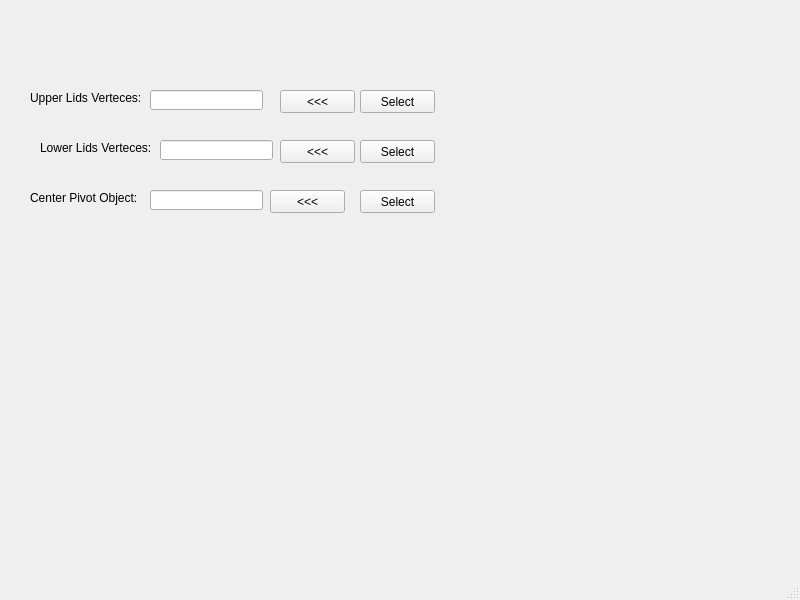
First picture: the form in rigging/eyelids/eyelids.ui, repository skarone/PipeL, before the edit.
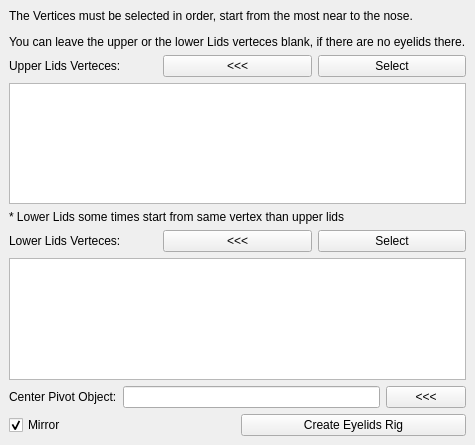
Second picture: the form after the edit.

Patch:
```diff
--- a/rigging/eyelids/eyelids.ui
+++ b/rigging/eyelids/eyelids.ui
@@ -6,173 +6,133 @@
    <rect>
     <x>0</x>
     <y>0</y>
-    <width>800</width>
-    <height>600</height>
+    <width>434</width>
+    <height>445</height>
    </rect>
   </property>
   <property name="windowTitle">
    <string>Eye Lids Rig Helper</string>
   </property>
   <widget class="QWidget" name="centralwidget">
+   <layout class="QVBoxLayout" name="verticalLayout">
+    <item>
+     <widget class="QLabel" name="label_4">
+      <property name="text">
+       <string>&lt;html&gt;&lt;head/&gt;&lt;body&gt;&lt;p&gt;The Vertices must be selected in order, start from the most near to the nose.&lt;/p&gt;&lt;p&gt;You can leave the upper or the lower Lids verteces blank, if there are no eyelids there.&lt;/p&gt;&lt;/body&gt;&lt;/html&gt;</string>
+      </property>
+     </widget>
+    </item>
+    <item>
+     <layout class="QHBoxLayout" name="horizontalLayout">
+      <item>
    <widget class="QLabel" name="label">
-    <property name="geometry">
-     <rect>
-      <x>30</x>
-      <y>90</y>
-      <width>121</width>
-      <height>16</height>
-     </rect>
-    </property>
     <property name="text">
      <string>Upper Lids Verteces:</string>
     </property>
    </widget>
+      </item>
+      <item>
+       <widget class="QPushButton" name="fillUpperLidsVerteces_btn">
+        <property name="text">
+         <string>&lt;&lt;&lt;</string>
+        </property>
+       </widget>
+      </item>
+      <item>
+       <widget class="QPushButton" name="selectUpperLids_btn">
+        <property name="text">
+         <string>Select</string>
+        </property>
+       </widget>
+      </item>
+     </layout>
+    </item>
+    <item>
+     <widget class="QListWidget" name="upperLidsVerteces_lw"/>
+    </item>
+    <item>
+     <widget class="QLabel" name="label_5">
+      <property name="text">
+       <string>* Lower Lids some times start from same vertex than upper lids</string>
+      </property>
+     </widget>
+    </item>
+    <item>
+     <layout class="QHBoxLayout" name="horizontalLayout_2">
+      <item>
    <widget class="QLabel" name="label_2">
-    <property name="geometry">
-     <rect>
-      <x>40</x>
-      <y>140</y>
-      <width>121</width>
-      <height>16</height>
-     </rect>
-    </property>
     <property name="text">
      <string>Lower Lids Verteces:</string>
     </property>
    </widget>
-   <widget class="QLineEdit" name="lineEdit">
-    <property name="geometry">
-     <rect>
-      <x>150</x>
-      <y>90</y>
-      <width>113</width>
-      <height>20</height>
-     </rect>
-    </property>
-   </widget>
-   <widget class="QLineEdit" name="lineEdit_2">
-    <property name="geometry">
-     <rect>
-      <x>160</x>
-      <y>140</y>
-      <width>113</width>
-      <height>20</height>
-     </rect>
-    </property>
-   </widget>
-   <widget class="QPushButton" name="pushButton">
-    <property name="geometry">
-     <rect>
-      <x>280</x>
-      <y>90</y>
-      <width>75</width>
-      <height>23</height>
-     </rect>
-    </property>
+      </item>
+      <item>
+       <widget class="QPushButton" name="fillLowerLidsVerteces_btn">
     <property name="text">
      <string>&lt;&lt;&lt;</string>
     </property>
    </widget>
-   <widget class="QPushButton" name="pushButton_2">
-    <property name="geometry">
-     <rect>
-      <x>280</x>
-      <y>140</y>
-      <width>75</width>
-      <height>23</height>
-     </rect>
-    </property>
+      </item>
+      <item>
+       <widget class="QPushButton" name="selectLowerLids_btn">
     <property name="text">
-     <string>&lt;&lt;&lt;</string>
-    </property>
-   </widget>
-   <widget class="QPushButton" name="pushButton_3">
-    <property name="geometry">
-     <rect>
-      <x>360</x>
-      <y>90</y>
-      <width>75</width>
-      <height>23</height>
-     </rect>
-    </property>
-    <property name="text">
      <string>Select</string>
     </property>
    </widget>
-   <widget class="QPushButton" name="pushButton_4">
-    <property name="geometry">
-     <rect>
-      <x>360</x>
-      <y>140</y>
-      <width>75</width>
-      <height>23</height>
-     </rect>
-    </property>
-    <property name="text">
-     <string>Select</string>
-    </property>
-   </widget>
+      </item>
+     </layout>
+    </item>
+    <item>
+     <widget class="QListWidget" name="lowerLidsVerteces_lw"/>
+    </item>
+    <item>
+     <layout class="QHBoxLayout" name="horizontalLayout_3">
+      <item>
    <widget class="QLabel" name="label_3">
-    <property name="geometry">
-     <rect>
-      <x>30</x>
-      <y>190</y>
-      <width>121</width>
-      <height>16</height>
-     </rect>
-    </property>
     <property name="text">
      <string>Center Pivot Object:</string>
     </property>
    </widget>
-   <widget class="QLineEdit" name="lineEdit_3">
-    <property name="geometry">
-     <rect>
-      <x>150</x>
-      <y>190</y>
-      <width>113</width>
-      <height>20</height>
-     </rect>
-    </property>
-   </widget>
-   <widget class="QPushButton" name="pushButton_5">
-    <property name="geometry">
-     <rect>
-      <x>270</x>
-      <y>190</y>
-      <width>75</width>
-      <height>23</height>
-     </rect>
-    </property>
+      </item>
+      <item>
+       <widget class="QLineEdit" name="centerPivot_le"/>
+      </item>
+      <item>
+       <widget class="QPushButton" name="fillCenterPivot_btn">
     <property name="text">
      <string>&lt;&lt;&lt;</string>
     </property>
    </widget>
-   <widget class="QPushButton" name="pushButton_6">
-    <property name="geometry">
-     <rect>
-      <x>360</x>
-      <y>190</y>
-      <width>75</width>
-      <height>23</height>
-     </rect>
-    </property>
+      </item>
+     </layout>
+    </item>
+    <item>
+     <layout class="QHBoxLayout" name="horizontalLayout_4">
+      <item>
+       <widget class="QCheckBox" name="mirror_chb">
     <property name="text">
-     <string>Select</string>
-    </property>
-   </widget>
-  </widget>
-  <widget class="QMenuBar" name="menubar">
-   <property name="geometry">
-    <rect>
-     <x>0</x>
-     <y>0</y>
-     <width>800</width>
-     <height>18</height>
-    </rect>
-   </property>
-  </widget>
-  <widget class="QStatusBar" name="statusbar"/>
+         <string>Mirror</string>
+        </property>
+        <property name="checked">
+         <bool>true</bool>
+        </property>
+       </widget>
+      </item>
+      <item>
+       <widget class="QPushButton" name="create_btn">
+        <property name="text">
+         <string>Create Eyelids Rig</string>
+        </property>
+       </widget>
+      </item>
+     </layout>
+    </item>
+   </layout>
+   <zorder>upperLidsVerteces_lw</zorder>
+   <zorder>lowerLidsVerteces_lw</zorder>
+   <zorder>label_4</zorder>
+   <zorder>label_5</zorder>
+  </widget>
  </widget>
  <resources/>
  <connections/>
```
Lines whose indentation alone changed are shown as unchanged.
